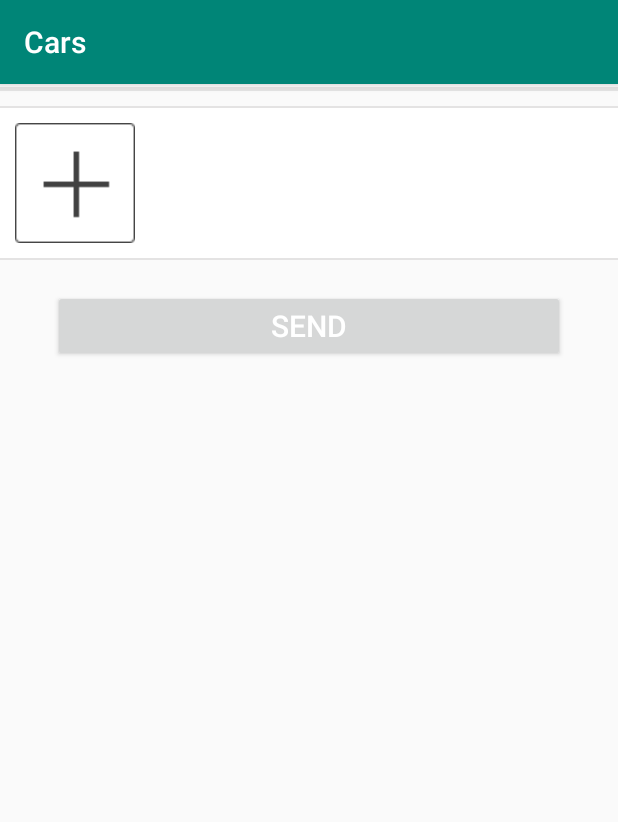
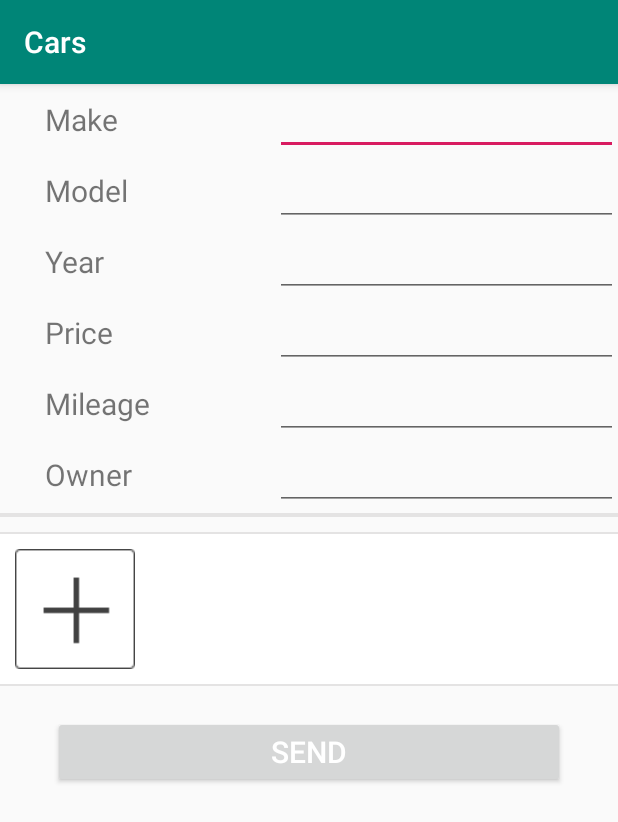
Before and after one commit to plutomars/cars, an Android app: the SellActivity screen opened directly, with no data from a screen before it, on a phone screen of 412 x 824 dp. Shown: the top 822 px of the screen. Run offline under Robolectric (Android 15) with nearby library versions, the phone set to English and light mode, and no system bars; our stand-ins replace ButterKnife.

Commit message:
latest update

```diff
--- a/app/src/main/java/Model/Car.java
+++ b/app/src/main/java/Model/Car.java
@@ -7,7 +7,7 @@ public class Car {
     private String carid;
     private String make;
     private String model;
-    private int year;
+    private String year;
     private int price;
     private float location;
     private int mileage;
@@ -47,11 +47,11 @@ public class Car {
         this.model = model;
     }
 
-    public int getYear() {
+    public String getYear() {
         return year;
     }
 
-    public void setYear(int year) {
+    public void setYear(String year) {
         this.year = year;
     }
 
--- a/app/src/main/java/Model/Constant.java
+++ b/app/src/main/java/Model/Constant.java
@@ -6,4 +6,8 @@ public final class Constant {
     public static final int YearRequestCode=102;
     public static final int PriceRequestCode=103;
     public static final int MileageRequestCode=104;
+    public static final int PICK_FROM_GALLERY=990;
+    public static final int WRITE_TO_GALLERY=991;
+    public static final int USER_CAMERA=992;
+    public static final int SellActivity=777;
 }
--- a/app/src/main/java/SQLite/helper/MyDBHelper.java
+++ b/app/src/main/java/SQLite/helper/MyDBHelper.java
@@ -127,7 +127,7 @@ public class MyDBHelper extends SQLiteOpenHelper {
 
     private void createCarsTable(SQLiteDatabase db){
         String sqlCmd = String.format("CREATE TABLE IF NOT EXISTS %s ( %s TEXT PRIMARY KEY ,"+
-        " %s TEXT , %s TEXT , %s INTEGER , %s INTEGER , %s REAL , %s INTEGER , %s TEXT ) ",CAR_TABLE_NAME,
+        " %s TEXT , %s TEXT , %s TEXT , %s INTEGER , %s REAL , %s INTEGER , %s TEXT ) ",CAR_TABLE_NAME,
                 CarSchema.CARID,CarSchema.MAKE,CarSchema.MODEL,CarSchema.YEAR,CarSchema.PRICE,CarSchema.LOCATION,
                 CarSchema.MILEAGE,CarSchema.OWNER);
         db.execSQL(sqlCmd);
--- a/app/src/main/res/layout/activity_sell.xml
+++ b/app/src/main/res/layout/activity_sell.xml
@@ -5,6 +5,19 @@
     android:layout_width="match_parent"
     android:layout_height="match_parent"
     tools:context=".SellActivity">
+
+    <LinearLayout
+        android:layout_width="match_parent"
+        android:layout_height="wrap_content"
+        android:orientation="vertical">
+
+        <LinearLayout
+            android:layout_width="match_parent"
+            android:layout_height="wrap_content">
+
+            <include android:id="@+id/sellUpRegion"
+                layout="@layout/information_entry"/>
+        </LinearLayout>
 
 
         <LinearLayout
@@ -63,4 +76,5 @@
                 android:textSize="20sp" />
         </LinearLayout>
 
+    </LinearLayout>
 </ScrollView>
--- /dev/null
+++ b/app/src/main/res/layout/information_entry.xml
@@ -0,0 +1,163 @@
+<?xml version="1.0" encoding="utf-8"?>
+<LinearLayout xmlns:android="http://schemas.android.com/apk/res/android"
+    android:layout_width="match_parent"
+    android:layout_height="match_parent"
+    android:orientation="vertical"
+    android:id="@+id/car_info_entry">
+
+    <LinearLayout
+        android:layout_width="match_parent"
+        android:layout_height="wrap_content"
+        android:orientation="horizontal">
+
+        <TextView
+            android:id="@+id/car_make_entry_title"
+            android:layout_width="match_parent"
+            android:layout_height="wrap_content"
+            android:paddingLeft="30dp"
+            android:paddingBottom="10dp"
+            android:textSize="20dp"
+            android:layout_weight="1"
+            android:text="@string/make"/>
+
+        <EditText
+            android:id="@+id/car_make_entry_info"
+            android:layout_width="match_parent"
+            android:layout_height="wrap_content"
+            android:textColor="@color/info_color"
+            android:paddingBottom="10dp"
+            android:textSize="20dp"
+            android:layout_weight="0.8"/>
+    </LinearLayout>
+
+    <!--model-->
+    <LinearLayout
+        android:layout_width="match_parent"
+        android:layout_height="wrap_content"
+        android:orientation="horizontal">
+
+        <TextView
+            android:id="@+id/car_model_info_entry_title"
+            android:layout_width="match_parent"
+            android:layout_height="wrap_content"
+            android:paddingLeft="30dp"
+            android:paddingBottom="10dp"
+            android:textSize="20dp"
+            android:layout_weight="1"
+            android:text="@string/model"/>
+
+        <EditText
+            android:id="@+id/car_model_entry_info"
+            android:layout_width="match_parent"
+            android:layout_height="wrap_content"
+            android:textColor="@color/info_color"
+            android:paddingBottom="10dp"
+            android:textSize="20dp"
+            android:layout_weight="0.8"/>
+    </LinearLayout>
+
+    <!--year-->
+    <LinearLayout
+        android:layout_width="match_parent"
+        android:layout_height="wrap_content"
+        android:orientation="horizontal">
+
+        <TextView
+            android:id="@+id/car_year_info_entry_title"
+            android:layout_width="match_parent"
+            android:layout_height="wrap_content"
+            android:paddingLeft="30dp"
+            android:paddingBottom="10dp"
+            android:textSize="20dp"
+            android:layout_weight="1"
+            android:text = "@string/year"/>
+
+        <EditText
+            android:id="@+id/car_year_entry_info"
+            android:layout_width="match_parent"
+            android:layout_height="wrap_content"
+            android:textColor="@color/info_color"
+            android:paddingBottom="10dp"
+            android:textSize="20dp"
+            android:layout_weight="0.8"/>
+    </LinearLayout>
+
+    <!--price-->
+    <LinearLayout
+        android:layout_width="match_parent"
+        android:layout_height="wrap_content"
+        android:orientation="horizontal">
+
+        <TextView
+            android:id="@+id/car_price_info_entry_title"
+            android:layout_width="match_parent"
+            android:layout_height="wrap_content"
+            android:paddingLeft="30dp"
+            android:paddingBottom="10dp"
+            android:textSize="20dp"
+            android:layout_weight="1"
+            android:text = "@string/price"/>
+
+        <EditText
+            android:id="@+id/car_price_entry_info"
+            android:layout_width="match_parent"
+            android:layout_height="wrap_content"
+            android:textColor="@color/info_color"
+            android:paddingBottom="10dp"
+            android:textSize="20dp"
+            android:layout_weight="0.8"/>
+    </LinearLayout>
+
+    <!--mileage-->
+    <LinearLayout
+        android:layout_width="match_parent"
+        android:layout_height="wrap_content"
+        android:orientation="horizontal">
+
+        <TextView
+            android:id="@+id/car_mileage_info_entry_title"
+            android:layout_width="match_parent"
+            android:layout_height="wrap_content"
+            android:paddingLeft="30dp"
+            android:paddingBottom="10dp"
+            android:textSize="20dp"
+            android:layout_weight="1"
+            android:text = "@string/mileage"/>
+
+        <EditText
+            android:id="@+id/car_mileage_entry_info"
+            android:layout_width="match_parent"
+            android:layout_height="wrap_content"
+            android:textColor="@color/info_color"
+            android:paddingBottom="10dp"
+            android:textSize="20dp"
+            android:layout_weight="0.8"/>
+    </LinearLayout>
+    <!--owner-->
+    <LinearLayout
+        android:layout_width="match_parent"
+        android:layout_height="wrap_content"
+        android:orientation="horizontal">
+
+        <TextView
+            android:id="@+id/car_owner_info_entry_title"
+            android:layout_width="match_parent"
+            android:layout_height="wrap_content"
+            android:paddingLeft="30dp"
+            android:paddingBottom="10dp"
+            android:textSize="20dp"
+            android:layout_weight="1"
+            android:text = "@string/owner"/>
+
+        <EditText
+            android:id="@+id/car_owner_entry_info"
+            android:layout_width="match_parent"
+            android:layout_height="wrap_content"
+            android:textColor="@color/info_color"
+            android:paddingBottom="10dp"
+            android:textSize="20dp"
+            android:layout_weight="0.8"/>
+
+    </LinearLayout>
+
+</LinearLayout>
```
Also changed, not shown: app/src/main/java/Model/CategorySingleton.java (+0 -27 lines), app/src/main/java/SQLite/model/CarImage.java (+5 -2 lines), app/src/main/java/SQLite/model/CarSchema.java (+26 -6 lines), app/src/main/java/com/example/pluto/cars/MakeActivity.java (+11 -1 lines), app/src/main/java/com/example/pluto/cars/ModelActivity.java (+11 -2 lines), app/src/main/java/com/example/pluto/cars/SellActivity.java (+118 -59 lines), app/src/main/res/layout/activity_search.xml (+9 -0 lines). Lines whose indentation alone changed are shown as unchanged.
